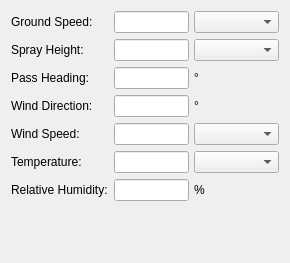
This is resources/passInfo.ui in gill14/AccuPatt as Qt 5 draws it before an edit. The edited form follows.
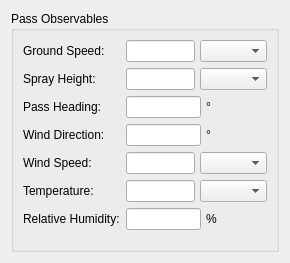
This is the edited form.

The edit to the form file:
```diff
--- a/resources/passInfo.ui
+++ b/resources/passInfo.ui
@@ -15,6 +15,10 @@
   </property>
   <layout class="QVBoxLayout" name="verticalLayout">
    <item>
+    <widget class="QGroupBox" name="groupBoxObservables">
+     <property name="title">
+      <string>Pass Observables</string>
+     </property>
     <layout class="QFormLayout" name="formLayout">
      <item row="0" column="0">
       <widget class="QLabel" name="label">
@@ -408,6 +412,7 @@
       </layout>
      </item>
     </layout>
+    </widget>
    </item>
   </layout>
  </widget>
```
Lines whose indentation alone changed are shown as unchanged.
